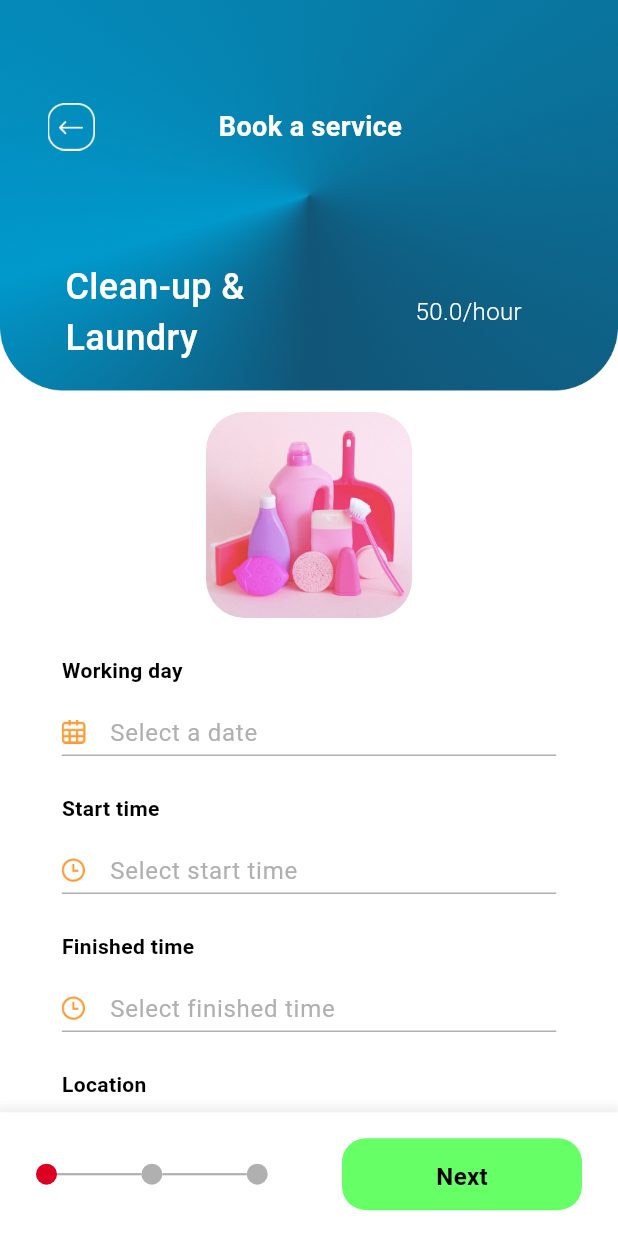
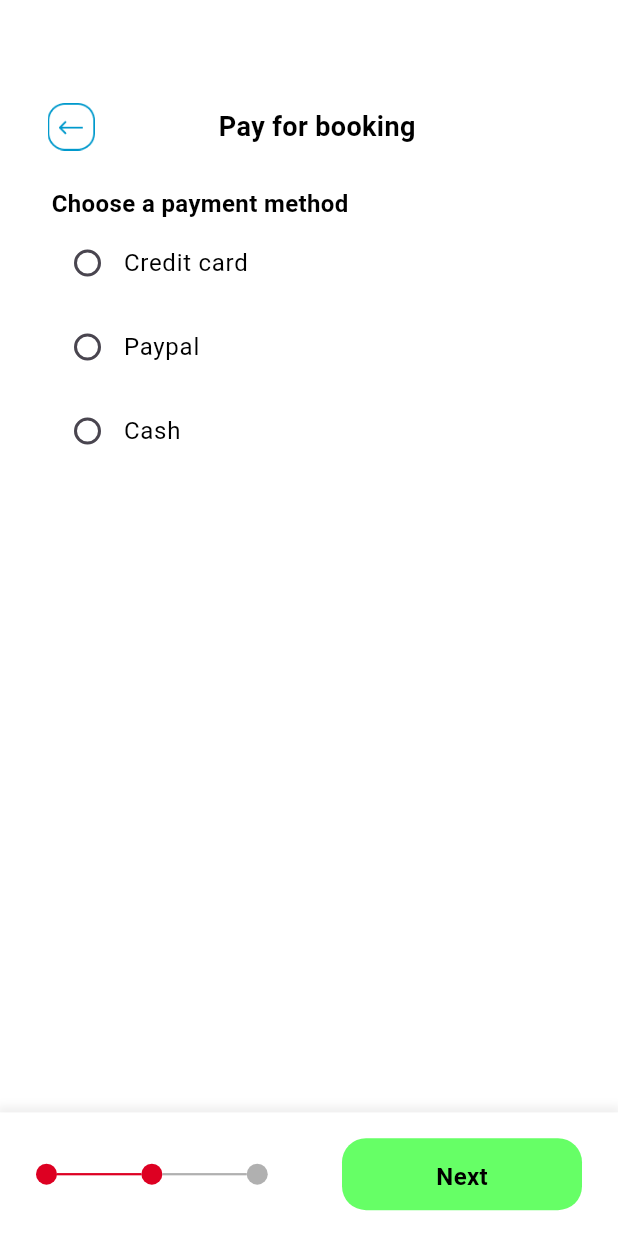
Before and after one commit to HuynhThienTam/ImpeccableHome_Customer, a Flutter app: the StepOneBookingProcessScreen screen opened directly with sample values from the repository, after a tap on "Next", on a phone screen of 412 x 824 dp. Run offline on Flutter 3.47's test engine with Material 3 defaults, Android fonts, the phone set to English and light mode, and no system bars; our stand-ins replace cloud_firestore, country_picker, firebase_auth, firebase_core, firebase_storage, pinput; missing offline and left inert: firebase_app_check; accounts and stored records are empty; network calls fail.

Commit message:
step 2 booking process ui

```diff
--- a/lib/components/custom_text_input.dart
+++ b/lib/components/custom_text_input.dart
@@ -4,7 +4,7 @@ import 'package:country_picker/country_picker.dart';
 
 class CustomTextInput extends StatefulWidget {
   final String hintText;
-  final Image prefixImage; // Accepts an Image widget directly
+  final Image? prefixImage; // Accepts an Image widget directly
   final String title;
   final TextEditingController controller;
   final bool isPassword;
@@ -14,7 +14,7 @@ class CustomTextInput extends StatefulWidget {
   const CustomTextInput({
     Key? key,
     required this.hintText,
-    required this.prefixImage,
+    this.prefixImage = null,
     required this.title,
     required this.controller,
     this.isPassword = false,
@@ -73,7 +73,8 @@ class _CustomTextInputState extends State<CustomTextInput> {
         ),
         SizedBox(height: 15),
         TextField(
-          keyboardType: widget.isPhoneNumber? TextInputType.number:  TextInputType.text,
+          keyboardType:
+              widget.isPhoneNumber ? TextInputType.number : TextInputType.text,
           controller: widget.controller,
           obscureText: widget.isPassword && isHidden,
           decoration: InputDecoration(
@@ -120,10 +121,12 @@ class _CustomTextInputState extends State<CustomTextInput> {
                       ),
                     ),
                   )
-                : Container(
-                    margin: const EdgeInsets.only(right: 12),
-                    child: widget.prefixImage,
-                  ),
+                : (widget.prefixImage == null)
+                    ? null
+                    : Container(
+                        margin: const EdgeInsets.only(right: 12),
+                        child: widget.prefixImage,
+                      ),
             prefixIconConstraints: widget.isPhoneNumber
                 ? BoxConstraints(maxHeight: 18, maxWidth: 85)
                 : BoxConstraints(maxHeight: 17, maxWidth: 28),
--- /dev/null
+++ b/lib/screens/booking_review_screen.dart
@@ -0,0 +1,15 @@
+import 'package:flutter/material.dart';
+
+class BookingReviewScreen extends StatefulWidget {
+  const BookingReviewScreen({super.key});
+
+  @override
+  State<BookingReviewScreen> createState() => _BookingReviewScreenState();
+}
+
+class _BookingReviewScreenState extends State<BookingReviewScreen> {
+  @override
+  Widget build(BuildContext context) {
+    return const Placeholder();
+  }
+}
--- a/lib/screens/step_one_booking_process_screen.dart
+++ b/lib/screens/step_one_booking_process_screen.dart
@@ -9,6 +9,7 @@ import 'package:impeccablehome_customer/components/note_input.dart';
 import 'package:impeccablehome_customer/components/smallProcessWidget.dart';
 import 'package:impeccablehome_customer/model/helper_model.dart';
 import 'package:impeccablehome_customer/model/service_model.dart';
+import 'package:impeccablehome_customer/screens/step_two_booking_process_screen.dart';
 import 'package:impeccablehome_customer/utils/color_themes.dart';
 import 'package:impeccablehome_customer/utils/mock.dart';
 
@@ -404,7 +405,14 @@ class _StepOneBookingProcessScreenState
               width: 160,
               child: CustomButton(
                 title: "Next",
-                onTap: () {},
+                onTap: () {
+                  Navigator.push(
+                          context,
+                          MaterialPageRoute(
+                            builder: (context) => StepTwoBookingProcessScreen(),
+                          ),
+                        );
+                },
                 backgroundColor: neonGreenColor,
                 textColor: Colors.black,
               ),
--- /dev/null
+++ b/lib/screens/step_two_booking_process_screen.dart
@@ -0,0 +1,239 @@
+import 'package:flutter/material.dart';
+import 'package:impeccablehome_customer/components/custom_back_button.dart';
+import 'package:impeccablehome_customer/components/custom_button.dart';
+import 'package:impeccablehome_customer/components/custom_text_input.dart';
+import 'package:impeccablehome_customer/components/smallProcessWidget.dart';
+import 'package:impeccablehome_customer/screens/booking_review_screen.dart';
+import 'package:impeccablehome_customer/utils/color_themes.dart';
+
+class StepTwoBookingProcessScreen extends StatefulWidget {
+  const StepTwoBookingProcessScreen({super.key});
+
+  @override
+  State<StepTwoBookingProcessScreen> createState() =>
+      _StepTwoBookingProcessScreenState();
+}
+
+class _StepTwoBookingProcessScreenState
+    extends State<StepTwoBookingProcessScreen> {
+  final List<String> paymentMethods = ["Credit card", "Paypal", "Cash"];
+  final TextEditingController cardHolderNameController =
+      TextEditingController();
+  final TextEditingController cardNumberController = TextEditingController();
+  final TextEditingController cvvController = TextEditingController();
+  String? selectedMethod; // Holds the currently selected payment method
+  @override
+  Widget build(BuildContext context) {
+    final screenWidth = MediaQuery.of(context).size.width;
+    return Scaffold(
+      backgroundColor: Colors.white,
+      body: SafeArea(
+        child: SingleChildScrollView(
+          child: Column(
+            mainAxisAlignment: MainAxisAlignment.center,
+            children: [
+              Padding(
+                padding: EdgeInsets.only(
+                  top: screenWidth * (1 / 6),
+                  left: screenWidth * (1 / 13),
+                ),
+                child: Row(
+                  children: [
+                    CustomBackButton(color: Colors.blue),
+                    SizedBox(
+                      width: MediaQuery.of(context).size.width * (1 / 5),
+                    ),
+                    Text(
+                      "Pay for booking",
+                      style: TextStyle(
+                          fontSize: 18,
+                          fontWeight: FontWeight.w600,
+                          color: Colors.black),
+                    ),
+                  ],
+                ),
+              ),
+              SizedBox(
+                height: 24,
+              ),
+              Padding(
+                padding: EdgeInsets.symmetric(
+                  horizontal: MediaQuery.of(context).size.width * (1 / 12),
+                ),
+                child: Row(
+                  mainAxisAlignment: MainAxisAlignment.start,
+                  children: [
+                    Text(
+                      "Choose a payment method",
+                      style: TextStyle(
+                        fontSize: 16,
+                        fontWeight: FontWeight.w600,
+                        color: Colors.black,
+                      ),
+                    ),
+                  ],
+                ),
+              ),
+              Padding(
+                padding: EdgeInsets.symmetric(
+                  horizontal: MediaQuery.of(context).size.width * (1 / 12),
+                ),
+                child: Column(
+                  crossAxisAlignment: CrossAxisAlignment.start,
+                  children: [
+                    for (String method in paymentMethods)
+                      ListTile(
+                        contentPadding: EdgeInsets.symmetric(
+                            horizontal: 0.0), // Reduce padding around ListTile
+                        horizontalTitleGap:
+                            0, // Reduce space between Radio and text
+                        title: Text(
+                          method,
+                          style: const TextStyle(
+                            fontSize: 16,
+                            color: Colors.black,
+                            fontWeight: FontWeight.w400,
+                          ),
+                        ),
+                        leading: Radio<String>(
+                          value: method,
+                          groupValue: selectedMethod,
+                          activeColor:
+                              oceanBlueColor, // Selected color for the radio button
+                          onChanged: (String? value) {
+                            setState(() {
+                              selectedMethod = value;
+                            });
+                          },
+                        ),
+                      ),
+                    // const SizedBox(height: 20),
+                    // Center(
+                    //   child: ElevatedButton(
+                    //     onPressed: selectedMethod != null
+                    //         ? () {
+                    //             // Handle the selected payment method
+                    //             ScaffoldMessenger.of(context).showSnackBar(
+                    //               SnackBar(
+                    //                   content:
+                    //                       Text('Selected: $selectedMethod')),
+                    //             );
+                    //           }
+                    //         : null, // Disable button if no method is selected
+                    //     style: ElevatedButton.styleFrom(
+                    //       padding: const EdgeInsets.symmetric(
+                    //           horizontal: 32, vertical: 12),
+                    //     ),
+                    //     child: const Text('Confirm Payment Method'),
+                    //   ),
+                    // ),
+
+                    if (selectedMethod == "Credit card")
+                      Container(
+                        margin:  const EdgeInsets.only(top:16),
+                        decoration: BoxDecoration(
+                          border: Border.all(
+                            color: silverGrayColor, // Grey border
+                            width: 1, // Border width
+                          ),
+                          borderRadius: BorderRadius.circular(12), // Roun
+                        ),
+                        child: Padding(
+                          padding: const EdgeInsets.symmetric(horizontal: 20.0),
+                          child: Column(
+                            children: [
+                              SizedBox(
+                                height: 25,
+                              ),
+                              CustomTextInput(
+                                  hintText: "John Smith",
+                                  title: "Card holder's name",
+                                  controller: cardHolderNameController),
+                              SizedBox(
+                                height: 25,
+                              ),
+                              CustomTextInput(
+                                  hintText: "Enter card number",
+                                  title: "Card number",
+                                  controller: cardNumberController),
+                              SizedBox(
+                                height: 25,
+                              ),
+                              CustomTextInput(
+                                  hintText: "Enter CVV",
+                                  title: "CVV",
+                                  controller: cvvController),
+                              SizedBox(
+                                height: 25,
+                              ),
+                            ],
+                          ),
+                        ),
+                      ),
+                  ],
+                ),
+              ),
+            ],
+          ),
+        ),
+      ),
+      bottomNavigationBar: Container(
+        height: screenWidth / 5,
+        decoration: BoxDecoration(
+          color: Colors.white, // You can change this to any color you need
+          // borderRadius: BorderRadius.only(
+          //   topLeft: Radius.circular(30), // Top-left border radius
+          //   topRight: Radius.circular(30), // Top-right border radius
+          // ),
+          boxShadow: [
+            BoxShadow(
+              color: Color.fromARGB(66, 218, 217, 217)
+                  .withOpacity(0.4), // Light shadow color
+              offset: Offset(
+                  0, -2), // Shadow direction (negative Y-axis to go upwards)
+              blurRadius: 4, // Spread of the shadow
+              spreadRadius: 2, // How far the shadow spreads
+            ),
+          ],
+        ),
+        child: Row(
+          children: [
+            SizedBox(
+              width: 24,
+            ),
+            Container(
+              width: screenWidth* (3/8),
+              child: SmallProcessWidget(
+                currentProcess: 1,
+                numberOfProcesses: 3,
+              ),
+            ),
+            Expanded(
+              child: Container(),
+            ),
+            Container(
+              height: 48,
+              width: 160,
+              child: CustomButton(
+                title: "Next",
+                onTap: () {
+                  Navigator.push(
+                          context,
+                          MaterialPageRoute(
+                            builder: (context) => BookingReviewScreen(),
+                          ),
+                        );
+                },
+                backgroundColor: neonGreenColor,
+                textColor: Colors.black,
+              ),
+            ),
+            SizedBox(
+              width: 24,
+            ),
+          ],
+        ),
+      ),
+    );
+  }
+}
```
